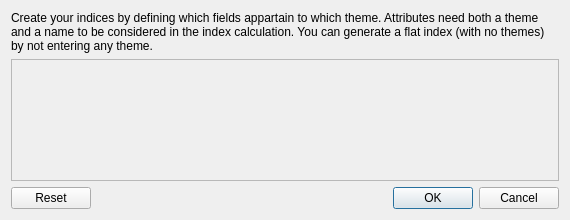
gem/oq-irmt-qgis, file svir/ui/ui_create_weight_tree.ui: the form before one commit.
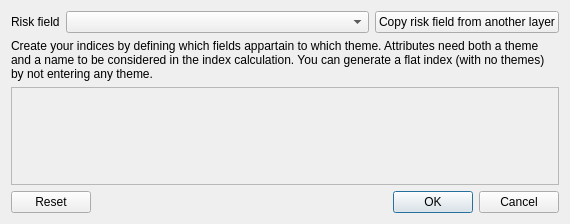
The form after the commit.

Commit message: refactored calculation to use risk field from create weight tree dialog

```diff
--- a/svir/ui/ui_create_weight_tree.ui
+++ b/svir/ui/ui_create_weight_tree.ui
@@ -23,6 +23,34 @@
    <string>Define model structure</string>
   </property>
   <layout class="QVBoxLayout" name="verticalLayout">
+   <item>
+    <layout class="QHBoxLayout" name="horizontalLayout">
+     <item>
+      <widget class="QLabel" name="label_2">
+       <property name="text">
+        <string>Risk field</string>
+       </property>
+      </widget>
+     </item>
+     <item>
+      <widget class="QComboBox" name="risk_field_cbx">
+       <property name="sizePolicy">
+        <sizepolicy hsizetype="MinimumExpanding" vsizetype="Fixed">
+         <horstretch>0</horstretch>
+         <verstretch>0</verstretch>
+        </sizepolicy>
+       </property>
+      </widget>
+     </item>
+     <item>
+      <widget class="QPushButton" name="merge_risk_btn">
+       <property name="text">
+        <string>Copy risk field from another layer</string>
+       </property>
+      </widget>
+     </item>
+    </layout>
+   </item>
    <item>
     <widget class="QLabel" name="label">
      <property name="sizePolicy">
@@ -56,7 +84,7 @@
         <x>0</x>
         <y>0</y>
         <width>550</width>
-        <height>110</height>
+        <height>75</height>
        </rect>
       </property>
       <layout class="QGridLayout" name="gridLayout">
```
The commit also changes 7 other files.
